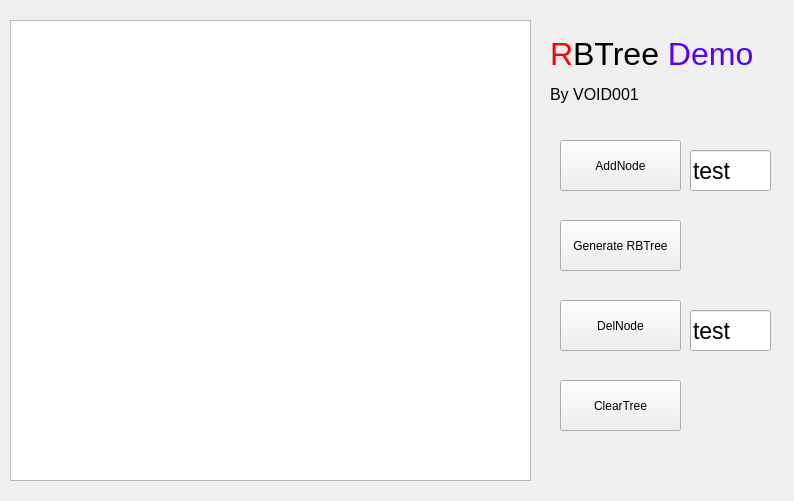
Above: rbtreedemowindow.ui from VOID001/RBTreeDemo before the change. Below: the same form after it.
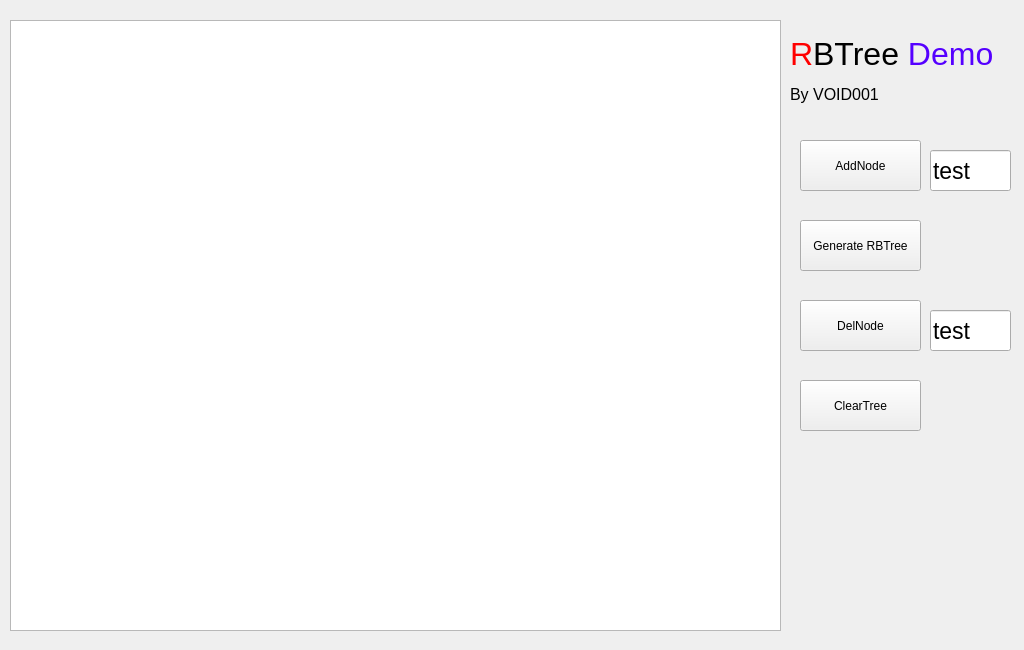
That is the form after the change.

The edit to the form file:
```diff
--- a/rbtreedemowindow.ui
+++ b/rbtreedemowindow.ui
@@ -6,10 +6,16 @@
    <rect>
     <x>0</x>
     <y>0</y>
-    <width>794</width>
-    <height>501</height>
+    <width>1024</width>
+    <height>650</height>
    </rect>
   </property>
+  <property name="sizePolicy">
+   <sizepolicy hsizetype="Fixed" vsizetype="Fixed">
+    <horstretch>0</horstretch>
+    <verstretch>0</verstretch>
+   </sizepolicy>
+  </property>
   <property name="windowTitle">
    <string>RBTreeDemoWIndow</string>
   </property>
@@ -19,15 +25,15 @@
      <rect>
       <x>10</x>
       <y>20</y>
-      <width>521</width>
-      <height>461</height>
+      <width>771</width>
+      <height>611</height>
      </rect>
     </property>
    </widget>
    <widget class="QLabel" name="label">
     <property name="geometry">
      <rect>
-      <x>550</x>
+      <x>790</x>
       <y>20</y>
       <width>221</width>
       <height>101</height>
@@ -40,7 +46,7 @@
    <widget class="QPushButton" name="btnAddNode">
     <property name="geometry">
      <rect>
-      <x>560</x>
+      <x>800</x>
       <y>140</y>
       <width>121</width>
       <height>51</height>
@@ -53,7 +59,7 @@
    <widget class="QPushButton" name="btnGenRBTree">
     <property name="geometry">
      <rect>
-      <x>560</x>
+      <x>800</x>
       <y>220</y>
       <width>121</width>
       <height>51</height>
@@ -66,7 +72,7 @@
    <widget class="QPushButton" name="btnDelNode">
     <property name="geometry">
      <rect>
-      <x>560</x>
+      <x>800</x>
       <y>300</y>
       <width>121</width>
       <height>51</height>
@@ -79,7 +85,7 @@
    <widget class="QPushButton" name="btnClear">
     <property name="geometry">
      <rect>
-      <x>560</x>
+      <x>800</x>
       <y>380</y>
       <width>121</width>
       <height>51</height>
@@ -92,7 +98,7 @@
    <widget class="QLineEdit" name="txtAddNodeVal">
     <property name="geometry">
      <rect>
-      <x>690</x>
+      <x>930</x>
       <y>150</y>
       <width>81</width>
       <height>41</height>
@@ -110,7 +116,7 @@
    <widget class="QLineEdit" name="txtDelNodeVal">
     <property name="geometry">
      <rect>
-      <x>690</x>
+      <x>930</x>
       <y>310</y>
       <width>81</width>
       <height>41</height>
```
